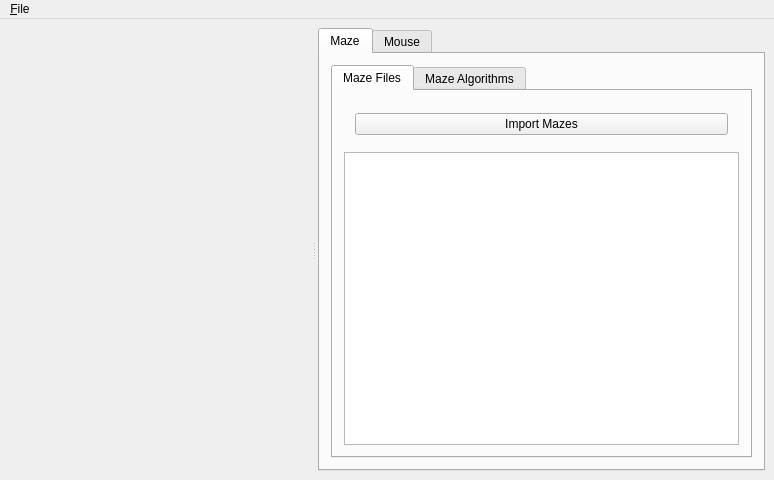
Before: the Qt Designer form src/sim/ui/mainwindow.ui in mackorone/mms, drawn with Qt 5.
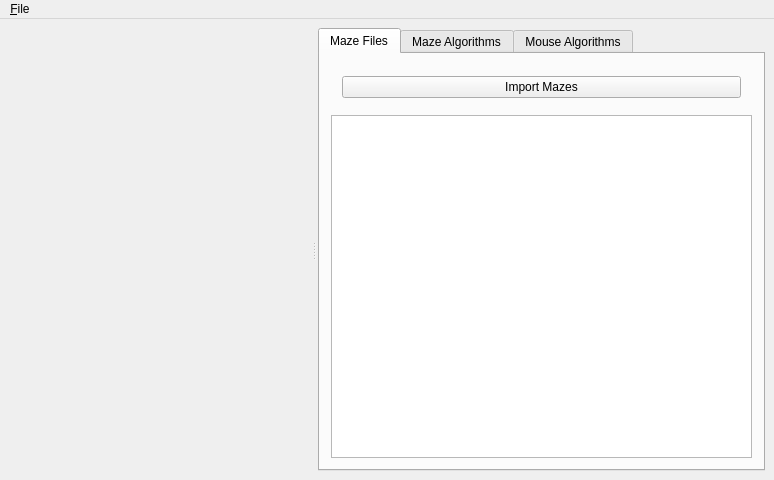
After: the same form once the commit is applied. The open tabs and pages were chosen to show the change.

Commit message: Working on making the UI more friendly

The edit to the form file:
```diff
--- a/src/sim/ui/mainwindow.ui
+++ b/src/sim/ui/mainwindow.ui
@@ -81,19 +81,9 @@
        </property>
        <widget class="QWidget" name="mazeTab">
         <attribute name="title">
-         <string>Maze</string>
-        </attribute>
-        <layout class="QVBoxLayout" name="verticalLayout_6">
-         <item>
-          <widget class="QTabWidget" name="tabWidget">
-           <property name="currentIndex">
-            <number>1</number>
-           </property>
-           <widget class="QWidget" name="mazeFilesTab">
-            <attribute name="title">
              <string>Maze Files</string>
             </attribute>
-            <layout class="QVBoxLayout" name="verticalLayout_7">
+        <layout class="QVBoxLayout" name="verticalLayout_6">
              <item>
               <widget class="QWidget" name="widget" native="true">
                <layout class="QHBoxLayout" name="horizontalLayout">
@@ -112,7 +102,7 @@
              </item>
             </layout>
            </widget>
-           <widget class="QWidget" name="mazeAlgorithmsTab">
+       <widget class="QWidget" name="tab_3">
             <attribute name="title">
              <string>Maze Algorithms</string>
             </attribute>
@@ -297,16 +287,10 @@
               </widget>
              </item>
             </layout>
-            <zorder>infoWidget_2</zorder>
-            <zorder>controlWidget_2</zorder>
-           </widget>
-          </widget>
-         </item>
-        </layout>
        </widget>
        <widget class="QWidget" name="mouseTab">
         <attribute name="title">
-         <string>Mouse</string>
+         <string>Mouse Algorithms</string>
         </attribute>
         <layout class="QVBoxLayout" name="controlLayout">
          <property name="spacing">
```
Left out of the diff: 22 changed lines with no effect on the pictures. Lines whose indentation alone changed are shown as unchanged. The commit also changes 6 other files.
